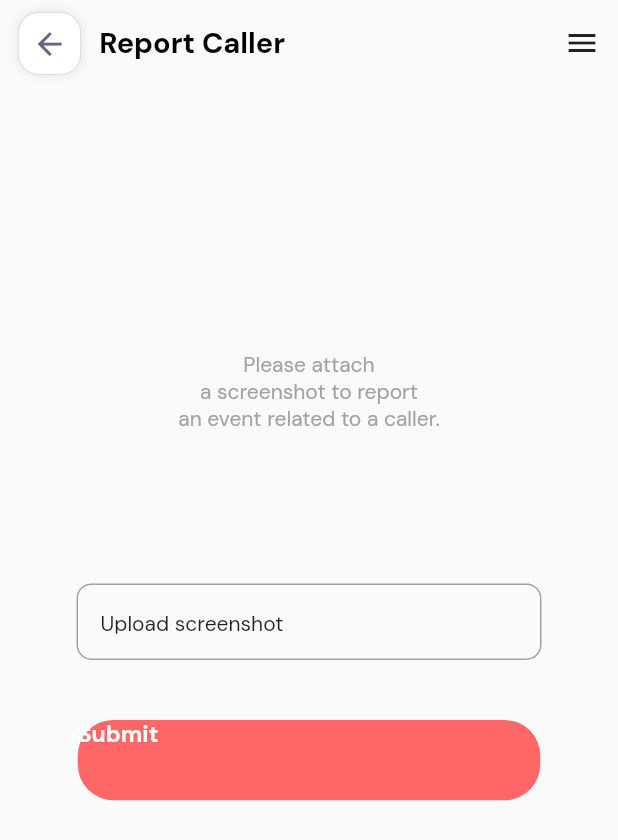
After one commit to codevirtss/okapp, a Flutter app: the screen it shows after launch, after a tap on "Report a caller", on a phone screen of 412 x 824 dp. The commit adds this screen. Shown: the top 840 px of the screen. Run offline on Flutter 3.47's test engine with Material 2 defaults, Android fonts, the phone set to English and light mode, and no system bars; our stand-ins replace dotted_border, google_fonts, responsive_sizer; missing offline and left inert: dart:html.

Commit message:
working on report call

```diff
--- /dev/null
+++ b/lib/Screens/reportCaller.dart
@@ -0,0 +1,74 @@
+import 'package:flutter/material.dart';
+import 'package:flutter/src/foundation/key.dart';
+import 'package:flutter/src/widgets/framework.dart';
+import 'package:google_fonts/google_fonts.dart';
+import 'package:okapp/Utils/Colors.dart';
+import 'package:okapp/Utils/KAppBar.dart';
+import 'package:okapp/Utils/MainButton.dart';
+import 'package:okapp/Utils/PrimaryButton.dart';
+import 'package:responsive_sizer/responsive_sizer.dart';
+
+class ReportCaller extends StatelessWidget {
+  const ReportCaller({Key? key}) : super(key: key);
+
+  @override
+  Widget build(BuildContext context) {
+    return Scaffold(
+      body: SafeArea(
+          child: Container(
+        height: 100.h,
+        width: 100.w,
+        child: Column(
+          children: [
+            const KAppBar(title: "Report Caller"),
+            SizedBox(
+              height: 176,
+            ),
+            Text(
+              """Please attach
+a screenshot to report
+an event related to a caller.
+""",
+              textAlign: TextAlign.center,
+              style: GoogleFonts.dmSans(
+                  fontWeight: FontWeight.w400,
+                  fontSize: 14.px,
+                  color: Kolors.primaryGrey),
+            ),
+            SizedBox(
+              height: 83,
+            ),
+            Container(
+              height: 51.px,
+              width: 310.px,
+              child: Padding(
+                padding: const EdgeInsets.only(
+                    top: 16.5, bottom: 16.5, left: 15, right: 30),
+                child: Text(
+                  "Upload screenshot",
+                  style: GoogleFonts.dmSans(
+                    fontWeight: FontWeight.w400,
+                    fontSize: 14.px,
+                  ),
+                ),
+              ),
+              decoration: BoxDecoration(
+                  border: Border.all(
+                    color: Kolors.primaryGrey,
+                  ),
+                  borderRadius: BorderRadius.circular(10.px)),
+            ),
+            SizedBox(
+              height: 40,
+            ),
+            MainButton(
+              isIcon: false,
+              onPressed: () {},
+              title: "Submit",
+            )
+          ],
+        ),
+      )),
+    );
+  }
+}
--- a/lib/Screens/reportEvent.dart
+++ b/lib/Screens/reportEvent.dart
@@ -1,6 +1,7 @@
 import 'package:dotted_border/dotted_border.dart';
 import 'package:flutter/material.dart';
 import 'package:google_fonts/google_fonts.dart';
+import 'package:okapp/Screens/reportCaller.dart';
 import 'package:okapp/Utils/Colors.dart';
 import 'package:okapp/Utils/DashRect.dart';
 import 'package:okapp/Utils/KAppBar.dart';
@@ -18,16 +19,13 @@ class _ReportEventScreenState extends State<ReportEventScreen> {
   Widget build(BuildContext context) {
     return Scaffold(
         backgroundColor: Colors.white,
-        appBar: PreferredSize(
-          preferredSize: Size.fromHeight(1.h),
-          child: KAppBar(title: 'Report Event'),
-        ),
         body: SafeArea(
           child: Container(
             height: 100.h,
             width: 100.w,
             child: Column(
               children: [
+                const KAppBar(title: "Report Event"),
                 SizedBox(
                   height: 162,
                 ),
@@ -119,6 +117,13 @@ class _ReportEventScreenState extends State<ReportEventScreen> {
                       color: Color(0xffFFFFFF),
                       border: Border.all(color: Kolors.primaryGrey),
                       borderRadius: BorderRadius.circular(10.px)),
+                  child: InkWell(
+                    onTap: () {
+                      Navigator.push(
+                          context,
+                          MaterialPageRoute(
+                              builder: (context) => ReportCaller()));
+                    },
                     child: Row(
                       mainAxisAlignment: MainAxisAlignment.start,
                       children: [
@@ -142,6 +147,7 @@ class _ReportEventScreenState extends State<ReportEventScreen> {
                           ),
                         )
                       ],
+                    ),
                   ),
                 ),
                 SizedBox(
--- /dev/null
+++ b/lib/Utils/MainButton.dart
@@ -0,0 +1,43 @@
+import 'dart:html';
+
+import 'package:flutter/material.dart';
+import 'package:okapp/Utils/Colors.dart';
+import 'package:responsive_sizer/responsive_sizer.dart';
+
+class MainButton extends StatelessWidget {
+  final String title;
+  final IconData? icon;
+  final bool isIcon;
+  final Function onPressed;
+  const MainButton(
+      {Key? key,
+      this.icon,
+      required this.isIcon,
+      required this.onPressed,
+      required this.title})
+      : super(key: key);
+
+  @override
+  Widget build(BuildContext context) {
+    return InkWell(
+      onTap: () {
+        onPressed();
+      },
+      child: Container(
+        height: 30.sp,
+        width: 72.sp,
+        child: Text("$title",
+              style: TextStyle(
+                color: Colors.white,
+                fontWeight: FontWeight.w700,
+                fontSize: 16.0.sp),
+        ),
+        decoration: BoxDecoration(
+          color: Kolors.primaryRed,
+          borderRadius: BorderRadius.circular(20.sp)
+        ),
+      ),
+    );
+
+  }
+}
```
Lines whose indentation alone changed are shown as unchanged.
